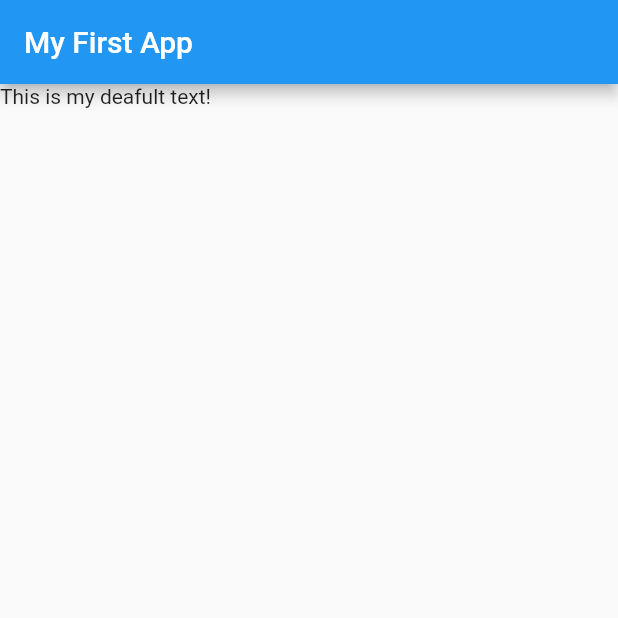
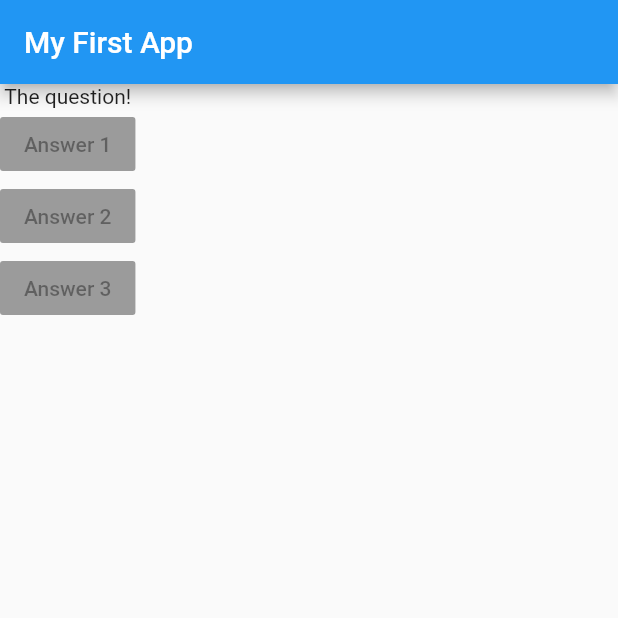
Before and after one commit to Muhamadfikri20/flutterCompleteGuide, a Flutter app: the screen it shows after launch, on a phone screen of 412 x 824 dp, the top half of it. Run offline on Flutter 3.47's test engine with Material 2 defaults, Android fonts, the phone set to English and light mode, and no system bars.

Commit message:
adding_layout_widgets

```diff
--- a/lib/main.dart
+++ b/lib/main.dart
@@ -8,12 +8,28 @@ class MyApp extends StatelessWidget {
   // This widget is the root of your application.
   @override
   Widget build(BuildContext context) {
+    var questions = ['What\'s your favorite color?', 'What\'s your favorite animarl?'];
     return MaterialApp(
         home: Scaffold(
-      appBar: AppBar(
-        title: Text('My First App'),
-      ),
-      body: Text('This is my deafult text!'),
-    ));
+            appBar: AppBar(
+              title: Text('My First App'),
+            ),
+            body: Column(
+              children: <Widget>[
+                Text('The question!'),
+                RaisedButton(
+                  onPressed: null,
+                  child: Text('Answer 1'),
+                ),
+                RaisedButton(
+                  onPressed: null,
+                  child: Text('Answer 2'),
+                ),
+                RaisedButton(
+                  onPressed: null,
+                  child: Text('Answer 3'),
+                )
+              ],
+            )));
   }
 }
```
